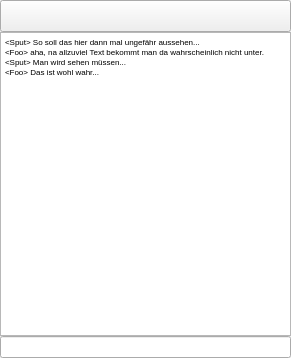
First picture: the form in src/qtopia/ui/mainwidget.ui, repository quassel/quassel, before the edit.
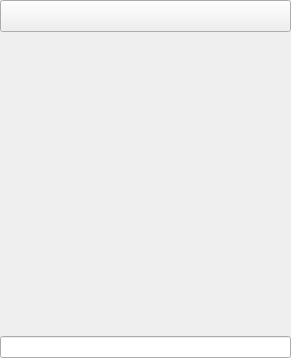
Second picture: the form after the edit. Custom widgets are drawn as their Qt base class.

Patch:
```diff
--- a/src/qtopia/ui/mainwidget.ui
+++ b/src/qtopia/ui/mainwidget.ui
@@ -40,22 +40,11 @@
     </widget>
    </item>
    <item>
-    <widget class="QTextEdit" name="chatWidget" >
-     <property name="readOnly" >
-      <bool>true</bool>
+    <widget class="QStackedWidget" name="stack" >
+     <property name="currentIndex" >
+      <number>0</number>
      </property>
-     <property name="html" >
-      <string>&lt;html>&lt;head>&lt;meta name="qrichtext" content="1" />&lt;style type="text/css">
-p, li { white-space: pre-wrap; }
-&lt;/style>&lt;/head>&lt;body style=" font-family:'Trebuchet MS'; font-size:14pt; font-weight:400; font-style:normal; text-decoration:none;">
-&lt;p style=" margin-top:0px; margin-bottom:0px; margin-left:0px; margin-right:0px; -qt-block-indent:0; text-indent:0px; font-size:10pt;">&lt;span style=" font-size:6pt;">&amp;lt;Sput&amp;gt; So soll das hier dann mal ungefähr aussehen...&lt;/span>&lt;/p>
-&lt;p style=" margin-top:0px; margin-bottom:0px; margin-left:0px; margin-right:0px; -qt-block-indent:0; text-indent:0px; font-size:6pt;">&amp;lt;Foo&amp;gt; aha, na allzuviel Text bekommt man da wahrscheinlich nicht unter.&lt;/p>
-&lt;p style=" margin-top:0px; margin-bottom:0px; margin-left:0px; margin-right:0px; -qt-block-indent:0; text-indent:0px; font-size:6pt;">&amp;lt;Sput&amp;gt; Man wird sehen müssen...&lt;/p>
-&lt;p style=" margin-top:0px; margin-bottom:0px; margin-left:0px; margin-right:0px; -qt-block-indent:0; text-indent:0px; font-size:6pt;">&amp;lt;Foo&amp;gt; Das ist wohl wahr...&lt;/p>&lt;/body>&lt;/html></string>
-     </property>
-     <property name="textInteractionFlags" >
-      <enum>Qt::NoTextInteraction</enum>
-     </property>
+     <widget class="QWidget" name="page" />
     </widget>
    </item>
    <item>
```
